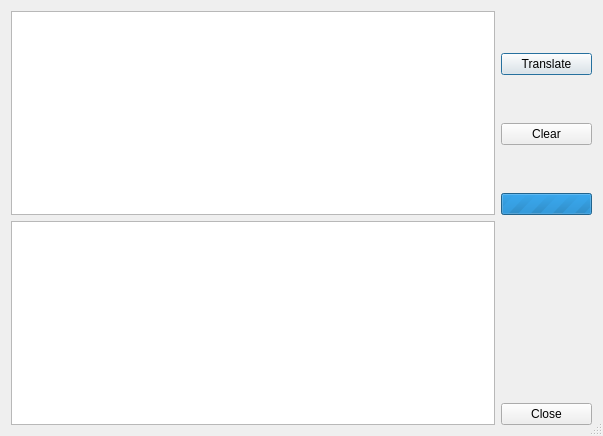
Before: the Qt Designer form lighttranslator.ui in kernel1024/jpreader, drawn with Qt 5.
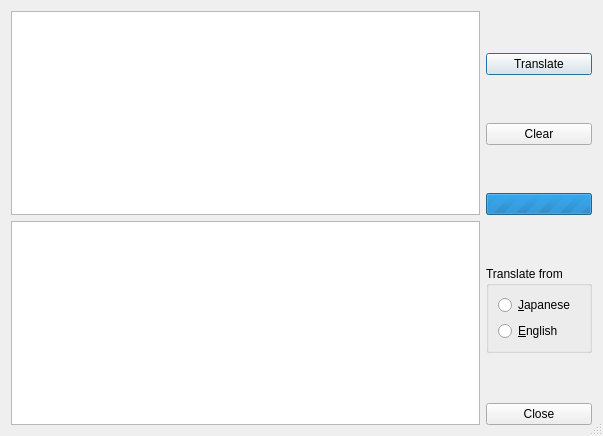
After: the same form once the commit is applied. Icons and pictures are not drawn.

```diff
--- a/lighttranslator.ui
+++ b/lighttranslator.ui
@@ -124,6 +124,42 @@
          </property>
         </spacer>
        </item>
+       <item>
+        <widget class="QGroupBox" name="groupBox">
+         <property name="title">
+          <string>Translate from</string>
+         </property>
+         <layout class="QVBoxLayout" name="verticalLayout">
+          <item>
+           <widget class="QRadioButton" name="radioJap">
+            <property name="text">
+             <string>&amp;Japanese</string>
+            </property>
+           </widget>
+          </item>
+          <item>
+           <widget class="QRadioButton" name="radioEng">
+            <property name="text">
+             <string>&amp;English</string>
+            </property>
+           </widget>
+          </item>
+         </layout>
+        </widget>
+       </item>
+       <item>
+        <spacer name="verticalSpacer_5">
+         <property name="orientation">
+          <enum>Qt::Vertical</enum>
+         </property>
+         <property name="sizeHint" stdset="0">
+          <size>
+           <width>20</width>
+           <height>40</height>
+          </size>
+         </property>
+        </spacer>
+       </item>
        <item>
         <widget class="QPushButton" name="btnClose">
          <property name="text">
```
Left out of the diff: 5 changed lines with no effect on the pictures.
